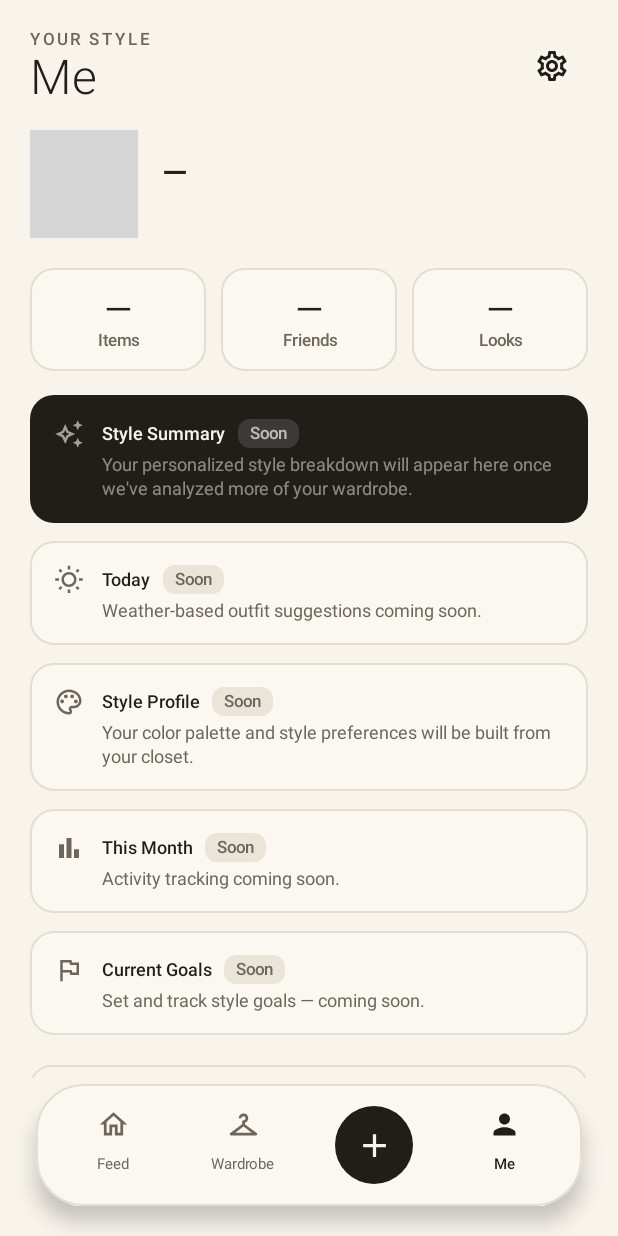
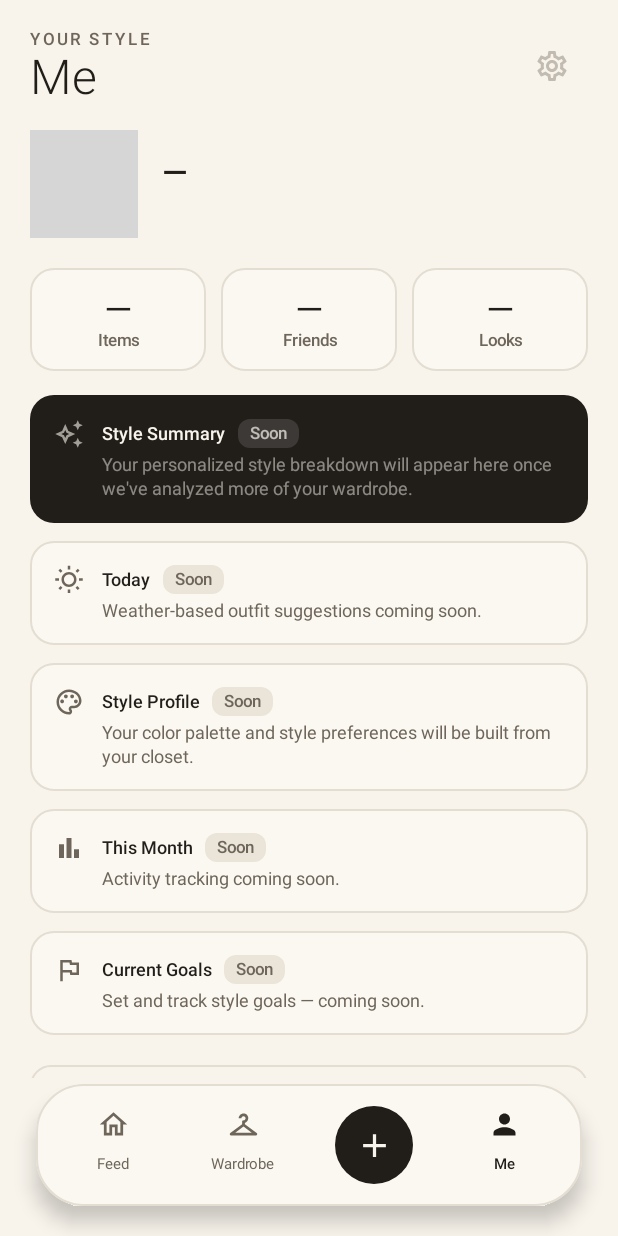
Before and after one commit to sakshammitta/VASTRA, an Android app built with Jetpack Compose: the MainScreen screen opened through its navigation route, after a tap on "Me", on a phone screen of 412 x 824 dp. Run offline under Robolectric (Android 15) with nearby library versions, the phone set to English and light mode, and no system bars; our stand-ins replace Dagger/Hilt's generated code; network calls fail; pictures from the network do not load; 3 statements that could not run were skipped; grey boxes are pictures that could not be loaded.

Commit message:
Disable non-working actions so they aren't misleading
Audit of Feed/Wardrobe/Scan/Me found three live controls that looked
functional but silently did nothing. Disabled and greyed them:
- Feed: notifications bell (no notifications backend)
- Feed: per-post Follow button (social graph not wired)
- Me: settings icon (no settings screen yet)

Wardrobe insights/advisor, Me cards, and Scan camera were already marked
"Soon". The ProfileScreen drawer menu items are now dead code (drawer was
removed when Me moved into the bottom nav).

https://claude.ai/code/session_019KHs5K8Dfz8jNYJ1bDMrwd

```diff
--- a/android/app/src/main/java/com/vastra/ui/feed/FeedScreen.kt
+++ b/android/app/src/main/java/com/vastra/ui/feed/FeedScreen.kt
@@ -57,8 +57,9 @@ fun FeedScreen(viewModel: FeedViewModel = hiltViewModel()) {
                         verticalAlignment = Alignment.CenterVertically
                     ) {
                         Text("VASTRA", style = MaterialTheme.typography.headlineMedium, color = VastraCharcoal, fontWeight = FontWeight.Bold)
-                        IconButton(onClick = {}) {
-                            Icon(Icons.Outlined.Notifications, "Notifications", tint = VastraCharcoal)
+                        // Notifications not implemented yet — shown disabled so it isn't misleading.
+                        IconButton(onClick = {}, enabled = false) {
+                            Icon(Icons.Outlined.Notifications, "Notifications (coming soon)", tint = VastraSubtext.copy(alpha = 0.4f))
                         }
                     }
                 }
@@ -131,13 +132,15 @@ fun PostCard(
                         Text(post.styleMetadata.styleLabels.first(), style = MaterialTheme.typography.labelSmall, color = VastraSubtext)
                     }
                 }
+                // Follow / social graph not wired yet — disabled so it isn't misleading.
                 OutlinedButton(
                     onClick = {},
+                    enabled = false,
                     contentPadding = PaddingValues(horizontal = 16.dp, vertical = 4.dp),
-                    border = BorderStroke(1.dp, VastraGold),
+                    border = BorderStroke(1.dp, VastraOutline),
                     shape = RoundedCornerShape(20.dp)
                 ) {
-                    Text("Follow", color = VastraGold, style = MaterialTheme.typography.labelMedium)
+                    Text("Follow", color = VastraSubtext.copy(alpha = 0.5f), style = MaterialTheme.typography.labelMedium)
                 }
             }
 
--- a/android/app/src/main/java/com/vastra/ui/profile/MeScreen.kt
+++ b/android/app/src/main/java/com/vastra/ui/profile/MeScreen.kt
@@ -59,9 +59,9 @@ fun MeScreen(
                     )
                     Text("Me", style = MaterialTheme.typography.headlineLarge, color = VastraInk)
                 }
-                IconButton(onClick = {}) {
-                    // Settings — placeholder until a settings screen exists.
-                    Icon(Icons.Outlined.Settings, "Settings", tint = VastraInk)
+                IconButton(onClick = {}, enabled = false) {
+                    // Settings screen not built yet — disabled so it isn't misleading.
+                    Icon(Icons.Outlined.Settings, "Settings (coming soon)", tint = VastraMutedText.copy(alpha = 0.4f))
                 }
             }
 
```
